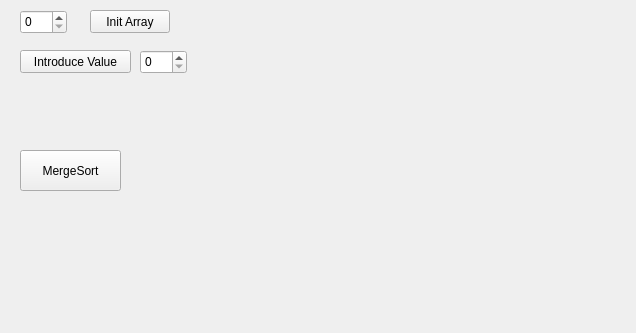
Above: sortsgraph.ui from lisaula/Tareas_2doP_ED before the change. Below: the same form after it.
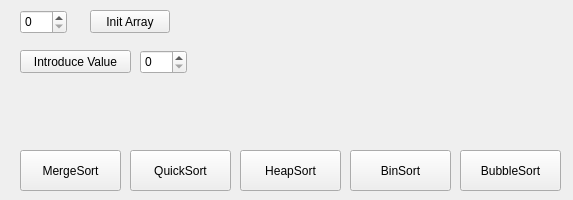
That is the form after the change.

```diff
--- a/sortsgraph.ui
+++ b/sortsgraph.ui
@@ -6,8 +6,8 @@
    <rect>
     <x>0</x>
     <y>0</y>
-    <width>636</width>
-    <height>333</height>
+    <width>573</width>
+    <height>200</height>
    </rect>
   </property>
   <property name="windowTitle">
@@ -72,6 +72,58 @@
     <string>MergeSort</string>
    </property>
   </widget>
+  <widget class="QPushButton" name="quick">
+   <property name="geometry">
+    <rect>
+     <x>130</x>
+     <y>150</y>
+     <width>101</width>
+     <height>41</height>
+    </rect>
+   </property>
+   <property name="text">
+    <string>QuickSort</string>
+   </property>
+  </widget>
+  <widget class="QPushButton" name="Heap">
+   <property name="geometry">
+    <rect>
+     <x>240</x>
+     <y>150</y>
+     <width>101</width>
+     <height>41</height>
+    </rect>
+   </property>
+   <property name="text">
+    <string>HeapSort</string>
+   </property>
+  </widget>
+  <widget class="QPushButton" name="Bin">
+   <property name="geometry">
+    <rect>
+     <x>350</x>
+     <y>150</y>
+     <width>101</width>
+     <height>41</height>
+    </rect>
+   </property>
+   <property name="text">
+    <string>BinSort</string>
+   </property>
+  </widget>
+  <widget class="QPushButton" name="pushButton">
+   <property name="geometry">
+    <rect>
+     <x>460</x>
+     <y>150</y>
+     <width>101</width>
+     <height>41</height>
+    </rect>
+   </property>
+   <property name="text">
+    <string>BubbleSort</string>
+   </property>
+  </widget>
  </widget>
  <resources/>
  <connections/>
```
